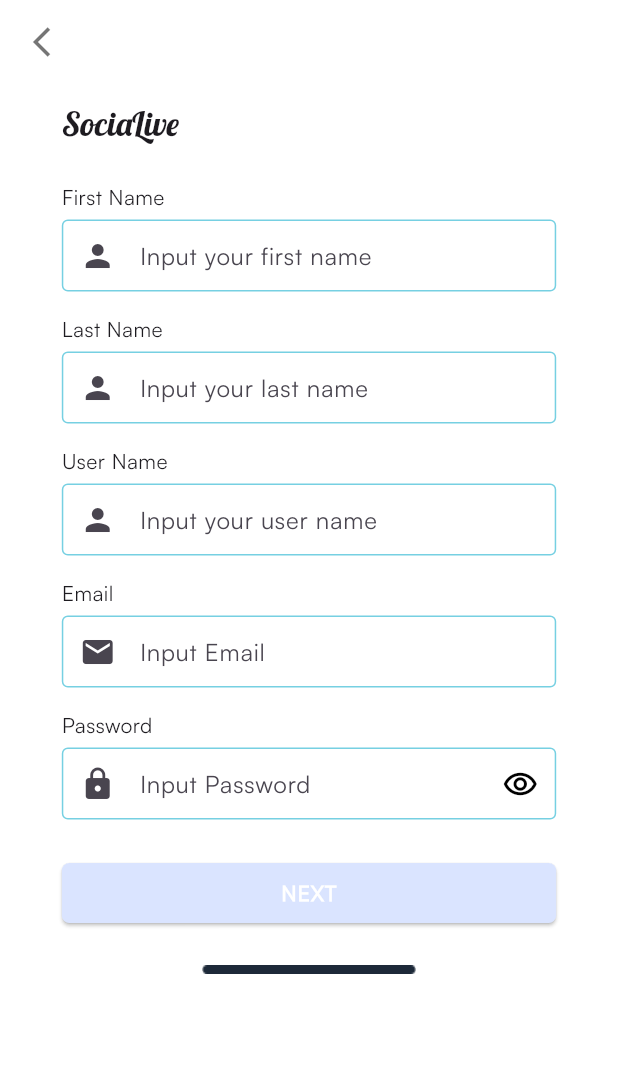
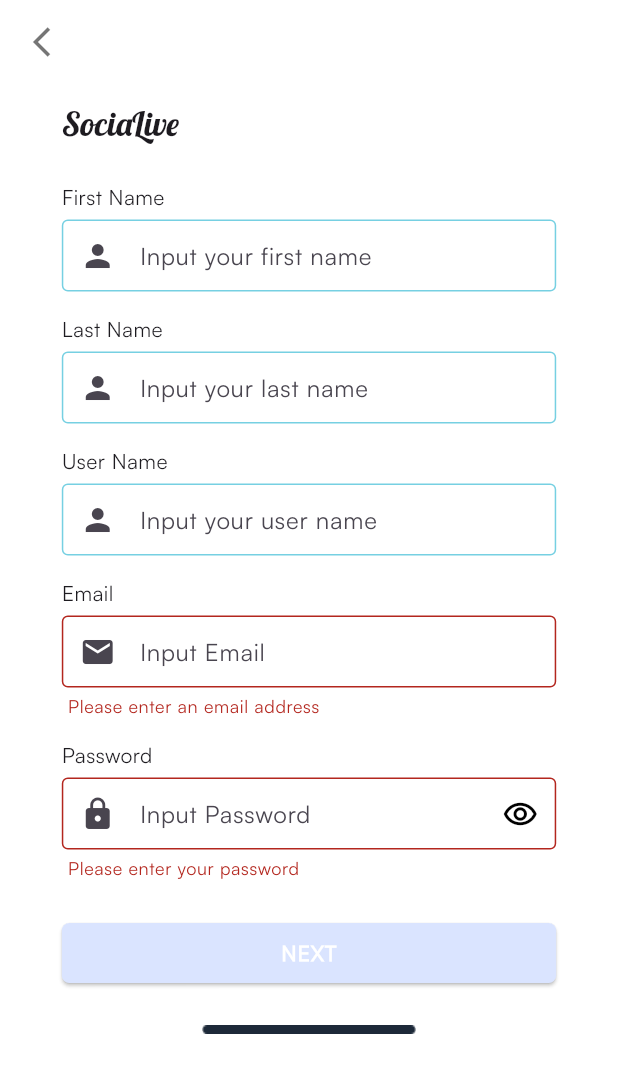
Before and after one commit to mohammadrezaulalam/share-flare, a Flutter app: the RegistrationScreen screen opened directly, after a tap on "NEXT", on a phone screen of 412 x 824 dp. Shown: the top 1073 px of the screen. Run offline on Flutter 3.47's test engine with Material 3 defaults, Android fonts, the phone set to English and light mode, and no system bars; our stand-ins replace firebase_core, get, iconsax; accounts and stored records are empty.

Commit message:
SFSMA-1 User Registration-email and password validation added

```diff
--- a/lib/presentation/ui/screens/auth/registration_screen.dart
+++ b/lib/presentation/ui/screens/auth/registration_screen.dart
@@ -39,7 +39,6 @@ class _RegistrationScreenState extends State<RegistrationScreen> {
   @override
   Widget build(BuildContext context) {
     return Scaffold(
-
       backgroundColor: SFColors.white,
       appBar: AppBar(
         flexibleSpace: Container(
@@ -148,7 +147,17 @@ class _RegistrationScreenState extends State<RegistrationScreen> {
 
                       prefixIcon: Icon(Icons.email),
                     ),
-                ),
+                    validator: (value) {
+                      if (value == null || value.isEmpty) {
+                        return 'Please enter an email address';
+                      } else if (!RegExp(
+                              r'^[a-zA-Z0-9.+-]+@[a-zA-Z0-9.-]+\.[a-zA-Z]+$')
+                          .hasMatch(value)) {
+                        return 'Invalid email address';
+                      } else {
+                        return null;
+                      }
+                    }),
                 const SizedBox(
                   height: 15,
                 ),
@@ -182,7 +191,16 @@ class _RegistrationScreenState extends State<RegistrationScreen> {
                               Icons.remove_red_eye_outlined,
                               color: Colors.black,
                             ),
-                      )),
+                    ),
+                  ),
+                   validator: (value) {
+                  if (value == null || value.isEmpty) {
+                    return 'Please enter your password';
+                  } else if (value.length < 6) {
+                    return 'Password must be at least 6 characters';
+                  }
+                  return null;
+                },
                 ),
                 const SizedBox(
                   height: 25,
@@ -200,6 +218,10 @@ class _RegistrationScreenState extends State<RegistrationScreen> {
                               colorText: Colors.white,
                             )
                           : null;
+
+                      if (!_formKey.currentState!.validate()) {
+                        return;
+                      }
                     },
                     style: ElevatedButton.styleFrom(
                         backgroundColor: isButtonEnable()
```
Lines whose indentation alone changed are shown as unchanged.
